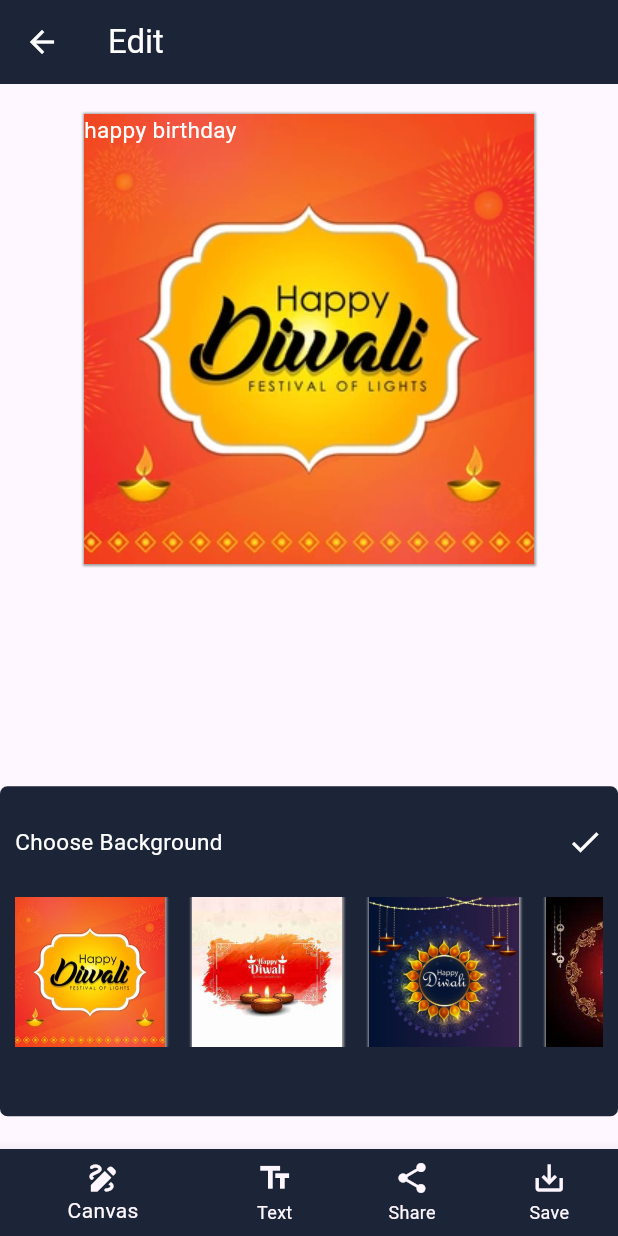
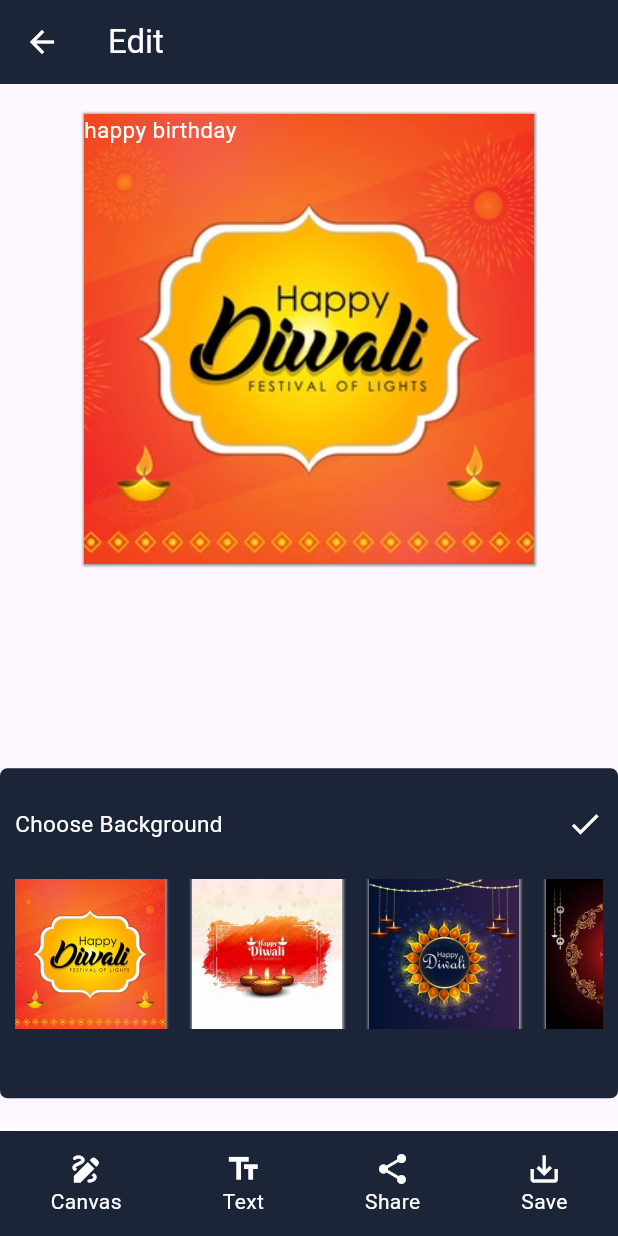
Before and after one commit to Aksharpatel06/festival_poster_app, a Flutter app: the Edit_screen screen opened by its route, after a tap on "Background", on a phone screen of 412 x 824 dp. Run offline on Flutter 3.47's test engine with Material 3 defaults, Android fonts, the phone set to English and light mode, and no system bars; our stand-ins replace google_fonts, image_gallery_saver; missing offline and left inert: flutter_hsvcolor_picker, share_extend.

Commit message:
03-04-2024

```diff
--- a/lib/view/editscreen/Editscreen.dart
+++ b/lib/view/editscreen/Editscreen.dart
@@ -1,4 +1,5 @@
 import 'dart:io';
+import 'dart:typed_data';
 
 import 'package:festival_poster_app/utils/text.dart';
 import 'package:flutter/material.dart';
@@ -267,53 +268,53 @@ class _Edit_screenState extends State<Edit_screen> {
           ),
         ],
       ),
-      bottomNavigationBar: BottomNavigationBar(
-        showUnselectedLabels: true,
-
-        unselectedLabelStyle: TextStyle(color: Colors.white),
-        items: [
-          BottomNavigationBarItem(
-              icon: InkWell(
-                  onTap: () {
-                    setState(() {
-                      editindex = 0;
-                    });
-                  },
-                  child: Icon(Icons.draw)),
-              label: 'Canvas',backgroundColor: Color(0xff1c2438),),
-          BottomNavigationBarItem(
-              icon: InkWell(
-                  onTap: () {
-                    setState(() {
-                      editindex = 1;
-                    });
-                  },
-                  child: Icon(Icons.text_fields)),
-              label: 'Text'),
-          BottomNavigationBarItem(
-              icon: InkWell(
-                  onTap: () async{
-
-                      RenderRepaintBoundary? boundray = imgkey.currentContext!.findRenderObject() as RenderRepaintBoundary;
-                      ui.Image image = await boundray.toImage();
-                      ByteData? bytedata = await image.toByteData(format: ui.ImageByteFormat.png);
-                      imgdata = bytedata!.buffer.asUint8List();
-                      ImageGallerySaver.saveImage(imgdata!,name: 'poster',quality: 100);
-                  },
-                  child: Icon(Icons.share)),
-              label: 'Share'),
-          BottomNavigationBarItem(
-              icon: InkWell(
-                  onTap: () async{
-                    final directory =await getApplicationDocumentsDirectory();
-                    File fileImage = await File('${directory.path}/img.png').create();
-                    fileImage.writeAsBytesSync(imgdata!);
-                    await ShareExtend.share(fileImage.path, 'festival');
-                  },
-                  child: Icon(Icons.save_alt)),
-              label: 'Save'),
-        ],
-      ),
+      bottomNavigationBar:bottomnavigator(),
+      // BottomNavigationBar(
+      //   showUnselectedLabels: true,
+      //   unselectedLabelStyle: TextStyle(color: Colors.white),
+      //   items: [
+      //     BottomNavigationBarItem(
+      //       icon: InkWell(
+      //           onTap: () {
+      //             setState(() {
+      //               editindex = 0;
+      //             });
+      //           },
+      //           child: Icon(Icons.draw)),
+      //       label: 'Canvas',backgroundColor: Color(0xff1c2438),),
+      //     BottomNavigationBarItem(
+      //         icon: InkWell(
+      //             onTap: () {
+      //               setState(() {
+      //                 editindex = 1;
+      //               });
+      //             },
+      //             child: Icon(Icons.text_fields)),
+      //         label: 'Text'),
+      //     BottomNavigationBarItem(
+      //         icon: InkWell(
+      //             onTap: () async{
+      //
+      //               RenderRepaintBoundary? boundray = imgkey.currentContext!.findRenderObject() as RenderRepaintBoundary;
+      //               ui.Image image = await boundray.toImage();
+      //               ByteData? bytedata = await image.toByteData(format: ui.ImageByteFormat.png);
+      //               imgdata = bytedata!.buffer.asUint8List();
+      //               ImageGallerySaver.saveImage(imgdata!,name: 'poster',quality: 100);
+      //             },
+      //             child: Icon(Icons.share)),
+      //         label: 'Share'),
+      //     BottomNavigationBarItem(
+      //         icon: InkWell(
+      //             onTap: () async{
+      //               final directory =await getApplicationDocumentsDirectory();
+      //               File fileImage = await File('${directory.path}/img.png').create();
+      //               fileImage.writeAsBytesSync(imgdata!);
+      //               await ShareExtend.share(fileImage.path, 'festival');
+      //             },
+      //             child: Icon(Icons.save_alt)),
+      //         label: 'Save'),
+      //   ],
+      // ),
     );
   }
 
@@ -1067,10 +1068,12 @@ class _Edit_screenState extends State<Edit_screen> {
             ),
           ),
           InkWell(
-            onTap: () {
-              setState(() {
-                editindex = 2;
-              });
+            onTap: ()  async {
+                RenderRepaintBoundary? boundray = imgkey.currentContext!.findRenderObject() as RenderRepaintBoundary;
+                              ui.Image image = await boundray.toImage();
+                              ByteData? bytedata = await image.toByteData(format: ui.ImageByteFormat.png);
+                              imgdata = bytedata!.buffer.asUint8List();
+                              ImageGallerySaver.saveImage(imgdata!,name: 'poster',quality: 100);
             },
             child: const Column(
               mainAxisAlignment: MainAxisAlignment.center,
@@ -1087,6 +1090,12 @@ class _Edit_screenState extends State<Edit_screen> {
             ),
           ),
           InkWell(
+            onTap: () async {
+              final directory =await getApplicationDocumentsDirectory();
+                            File fileImage = await File('${directory.path}/img.png').create();
+                            fileImage.writeAsBytesSync(imgdata!);
+                            await ShareExtend.share(fileImage.path, 'festival');
+            },
             child: const Column(
               mainAxisAlignment: MainAxisAlignment.center,
               children: [
```
